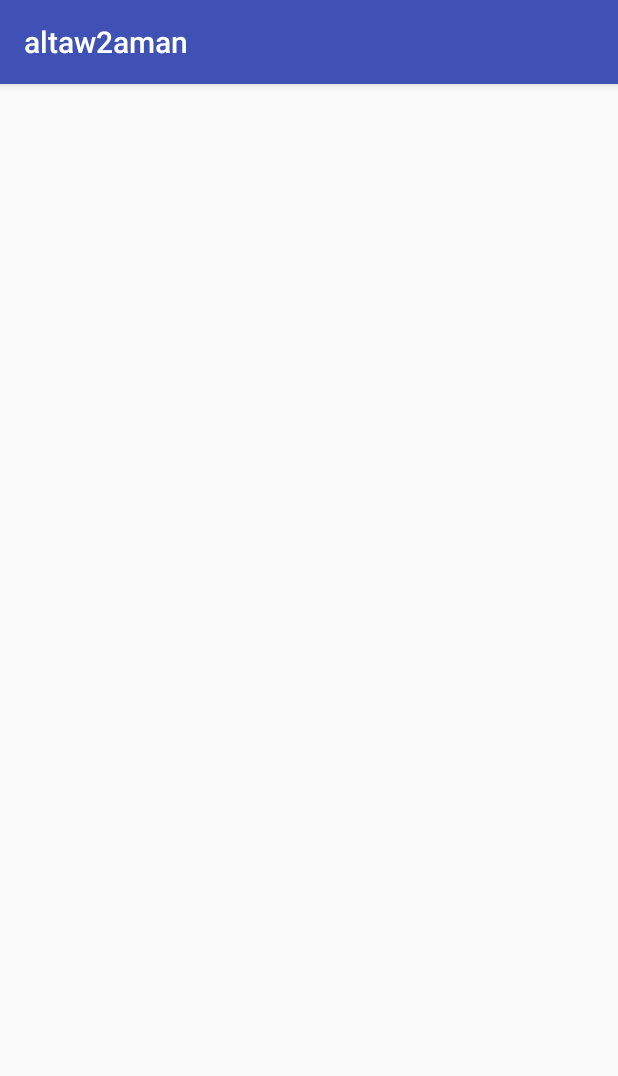
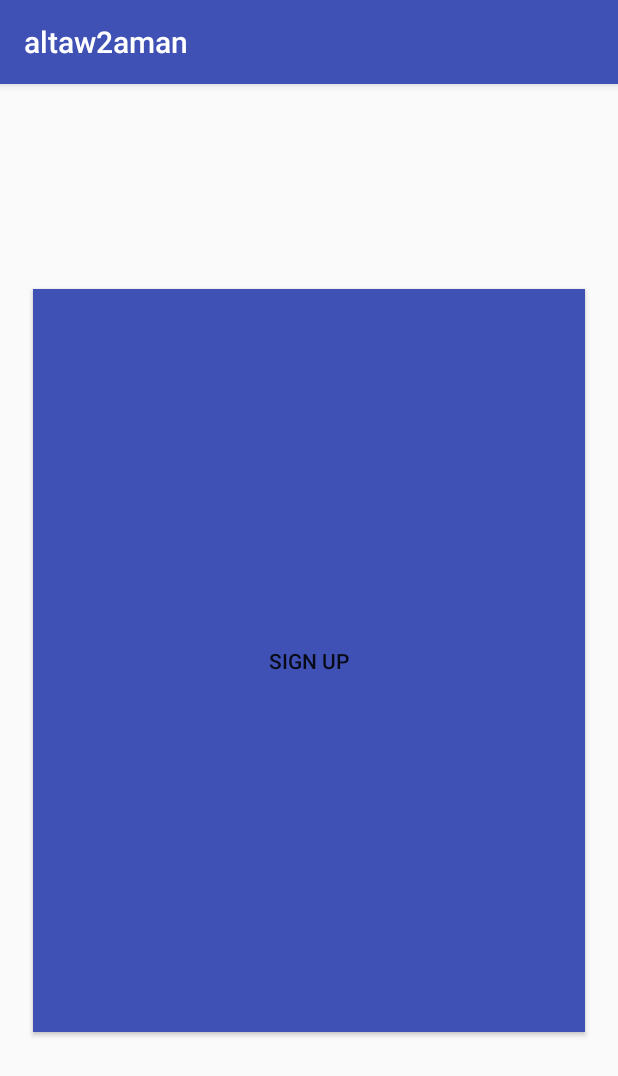
Before and after one commit to Muhammad7Salah/AlTaw2aman, an Android app: the ChildView screen opened directly, with no data from a screen before it, on a phone screen of 412 x 824 dp. Shown: the top 1076 px of the screen. Run offline under Robolectric (Android 15) with nearby library versions, the phone set to English and light mode, and no system bars.

Commit message:
Changing Icon

```diff
--- a/app/src/main/AndroidManifest.xml
+++ b/app/src/main/AndroidManifest.xml
@@ -11,7 +11,7 @@
 
     <application
         android:allowBackup="true"
-        android:icon="@mipmap/ic_launcher"
+        android:icon="@mipmap/ic_launcher_baby"
         android:label="@string/app_name"
         android:supportsRtl="true"
         android:theme="@style/AppTheme">
@@ -45,7 +45,9 @@
         <service
             android:name=".TrackingChildService"
             android:enabled="true"
-            android:exported="false"></service>
+            android:exported="false" />
+
+        <activity android:name=".ChildCode"></activity>
     </application>
 
 </manifest>
--- a/app/src/main/java/com/example/ziko_/altaw2aman/MapsActivity.java
+++ b/app/src/main/java/com/example/ziko_/altaw2aman/MapsActivity.java
@@ -9,6 +9,7 @@ import com.google.android.gms.maps.CameraUpdateFactory;
 import com.google.android.gms.maps.GoogleMap;
 import com.google.android.gms.maps.OnMapReadyCallback;
 import com.google.android.gms.maps.SupportMapFragment;
+import com.google.android.gms.maps.model.BitmapDescriptorFactory;
 import com.google.android.gms.maps.model.LatLng;
 import com.google.android.gms.maps.model.MarkerOptions;
 
@@ -40,9 +41,12 @@ public class MapsActivity extends FragmentActivity implements OnMapReadyCallback
     public void onMapReady(GoogleMap googleMap) {
         mMap = googleMap;
 
+        mMap.setMyLocationEnabled(true);
+
+        // get child location from firebase and add marker
         // Add a marker in Sydney and move the camera
         LatLng sydney = new LatLng(-34, 151);
-        mMap.addMarker(new MarkerOptions().position(sydney).title("Marker in Sydney"));
+        mMap.addMarker(new MarkerOptions().position(sydney).title("Loli").snippet("Male").icon(BitmapDescriptorFactory.fromResource(R.drawable.babymale_web)));
         mMap.moveCamera(CameraUpdateFactory.newLatLng(sydney));
     }
 
--- a/app/src/main/res/layout/activity_child_view.xml
+++ b/app/src/main/res/layout/activity_child_view.xml
@@ -6,4 +6,20 @@
     android:layout_height="match_parent"
     tools:context="com.example.ziko_.altaw2aman.ChildView">
 
+    <Button
+        android:layout_width="368dp"
+        android:layout_height="495dp"
+        android:id="@+id/signupChild"
+        android:text="Sign Up"
+        android:onClick="signUpChild"
+        android:background="@color/colorPrimary"
+        app:layout_constraintBottom_toBottomOf="parent"
+        android:layout_marginBottom="8dp"
+        android:layout_marginLeft="8dp"
+        app:layout_constraintLeft_toLeftOf="parent"
+        android:layout_marginRight="8dp"
+        app:layout_constraintRight_toRightOf="parent"
+        app:layout_constraintTop_toTopOf="parent"
+        android:layout_marginTop="8dp" />
+
 </android.support.constraint.ConstraintLayout>
```
Also changed, not shown: app/src/main/java/com/example/ziko_/altaw2aman/ChildCode.java (added, +13 -0 lines), app/src/main/java/com/example/ziko_/altaw2aman/ChildView.java (+20 -0 lines), app/src/main/res/layout/activity_child_code.xml (added, +24 -0 lines), app/src/main/ic_launcher_baby-web.png (added), app/src/main/res/drawable-hdpi/babymale_web.png (added), app/src/main/res/drawable-mdpi/babymale_web.png (added), app/src/main/res/drawable-xhdpi/babymale_web.png (added), app/src/main/res/drawable-xxhdpi/babymale_web.png (added), app/src/main/res/drawable-xxxhdpi/babymale_web.png (added), app/src/main/res/mipmap-hdpi/ic_launcher_baby.png (added), app/src/main/res/mipmap-mdpi/ic_launcher_baby.png (added), app/src/main/res/mipmap-xhdpi/ic_launcher_baby.png (added), app/src/main/res/mipmap-xxhdpi/ic_launcher_baby.png (added), app/src/main/res/mipmap-xxxhdpi/ic_launcher_baby.png (added).
